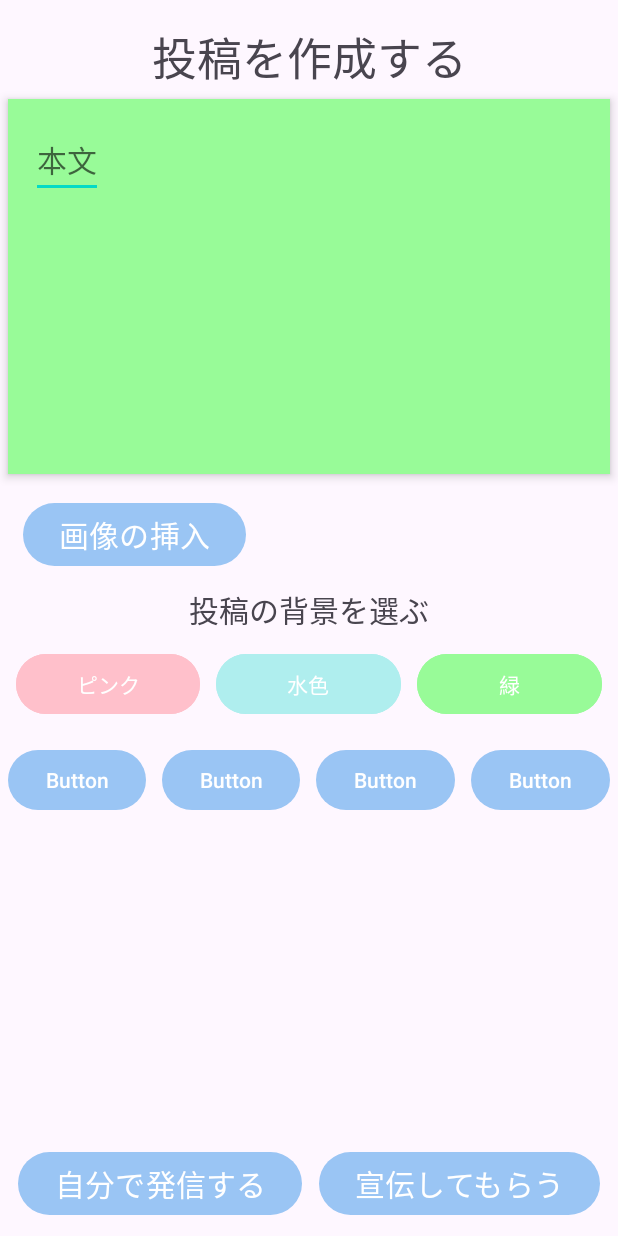
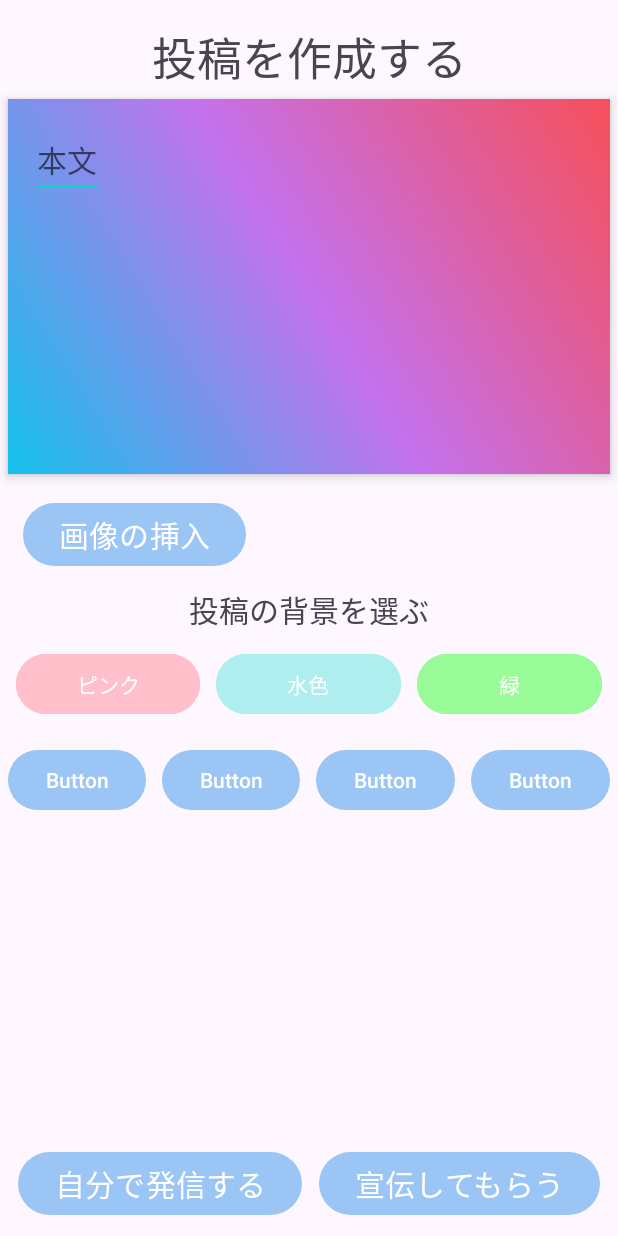
Before and after one commit to nozomi-terasawa/BluetoothMatchingApp, an Android app: the CreatePostFragment screen opened through its navigation route, after a tap on "画像の挿入", on a phone screen of 412 x 824 dp. Run offline under Robolectric (Android 15) with nearby library versions, the phone set to English and light mode, and no system bars; our stand-ins replace Firebase (no records; nobody signed in at launch, a user with empty details on screens opened directly); 2 statements that could not run were skipped; 3 other taps on this screen came first.

Commit message:
名前をタップすると、すべてのFragmentからプロフィールに遷移できるようにした

```diff
--- a/app/src/main/java/com/example/bluettoothmatching/bluetooth/BlutoothBK.kt
+++ b/app/src/main/java/com/example/bluettoothmatching/bluetooth/BlutoothBK.kt
@@ -63,6 +63,7 @@ class BlutoothBK : Service() {
                     MacAddressList.add("3C:01:EF:0e:ee:e3")
                     MacAddressList.add("12:34:56:78:9")
                     tmpList.value = MacAddressList.filterNotNull().distinct().toMutableList()
+                    Log.d("tmpList", tmpList.toString())
                     return
                 }
                 BluetoothAdapter.ACTION_DISCOVERY_FINISHED ->{
--- a/app/src/main/java/com/example/bluettoothmatching/fragment/CreatePostFragment.kt
+++ b/app/src/main/java/com/example/bluettoothmatching/fragment/CreatePostFragment.kt
@@ -72,6 +72,12 @@ class CreatePostFragment : Fragment() {
             color = "98FB98"
             selectColorFlag = true
             binding.cardView.setBackgroundColor(Color.parseColor("#98FB98"))
+        }
+
+        binding.gradientButton1.setOnClickListener {
+            color = "gradient1"
+            selectColorFlag = true
+            binding.cardView.setBackgroundResource(R.drawable.gradient)
         }
 
         binding.postButton.setOnClickListener {
--- a/app/src/main/java/com/example/bluettoothmatching/fragment/PastProfileListFragment.kt
+++ b/app/src/main/java/com/example/bluettoothmatching/fragment/PastProfileListFragment.kt
@@ -41,12 +41,13 @@ class PastProfileListFragment : Fragment() {
         // itemListAdapter.submitList(allList)
         //fireStore.getData(itemListAdapter, this)
 
+
+
         val tasks = mutableListOf<Task<QuerySnapshot>>()
 
         val allPostRef = db.collection("allPost")
         val allPostList = mutableListOf<Post>()
         val task = allPostRef
-            .orderBy("createTime")
             .get()
             .addOnSuccessListener { document ->
                 for (documentSnapshot in document.documents) {
--- /dev/null
+++ b/app/src/main/res/drawable/gradient.xml
@@ -0,0 +1,11 @@
+<?xml version="1.0" encoding="utf-8"?>
+<shape xmlns:android="http://schemas.android.com/apk/res/android">
+
+<gradient
+    android:startColor="@color/start_color_1"
+    android:centerColor="@color/mid_color_1"
+    android:endColor="@color/end_color_1"
+    android:angle="45" />
+
+
+</shape>
--- a/app/src/main/res/layout/fragment_create_post.xml
+++ b/app/src/main/res/layout/fragment_create_post.xml
@@ -5,7 +5,8 @@
     android:layout_width="match_parent"
     android:layout_height="match_parent"
     xmlns:app="http://schemas.android.com/apk/res-auto"
-    tools:context=".fragment.CreatePostFragment">
+    tools:context=".fragment.CreatePostFragment"
+    >
 
     <TextView
         android:id="@+id/create_post"
@@ -152,7 +153,7 @@
             android:layout_height="match_parent">
 
             <Button
-                android:id="@+id/hosizora_button"
+                android:id="@+id/gradient_button1"
                 android:layout_width="wrap_content"
                 android:layout_height="wrap_content"
                 android:text="Button"
--- a/app/src/main/res/layout/repost_ads_item.xml
+++ b/app/src/main/res/layout/repost_ads_item.xml
@@ -6,7 +6,7 @@
     android:layout_height="wrap_content"
     android:layout_margin="5dp"
     android:theme="@style/Theme.MaterialComponents.Light"
-    app:cardCornerRadius="4dp"
+    app:cardCornerRadius="10dp"
     app:cardElevation="4dp">
 
     <androidx.constraintlayout.widget.ConstraintLayout
--- a/app/src/main/res/navigation/nav_graph.xml
+++ b/app/src/main/res/navigation/nav_graph.xml
@@ -30,6 +30,9 @@
         <action
             android:id="@+id/action_pastProfileListFragment_to_profileListFragment"
             app:destination="@id/profileListFragment" />
+        <action
+            android:id="@+id/action_pastProfileListFragment_to_yourProfileDetailFragment"
+            app:destination="@id/yourProfileDetailFragment" />
     </fragment>
     <fragment
         android:id="@+id/profileListFragment"
@@ -51,6 +54,9 @@
         <action
             android:id="@+id/action_profileListFragment_to_advertiseListFragment"
             app:destination="@id/advertiseListFragment" />
+        <action
+            android:id="@+id/action_profileListFragment_to_yourProfileDetailFragment"
+            app:destination="@id/yourProfileDetailFragment" />
     </fragment>
     <fragment
         android:id="@+id/createProfileFragment"
@@ -82,6 +88,19 @@
         android:id="@+id/advertiseListFragment"
         android:name="com.example.bluettoothmatching.fragment.AdvertiseListFragment"
         android:label="fragment_advertise_list"
-        tools:layout="@layout/fragment_advertise_list" />
+        tools:layout="@layout/fragment_advertise_list" >
+        <action
+            android:id="@+id/action_advertiseListFragment_to_yourProfileDetailFragment"
+            app:destination="@id/yourProfileDetailFragment" />
+    </fragment>
+    <fragment
+        android:id="@+id/yourProfileDetailFragment"
+        android:name="com.example.bluettoothmatching.fragment.YourProfileDetailFragment"
+        android:label="fragment_your_profile_detail"
+        tools:layout="@layout/fragment_your_profile_detail" >
+        <argument
+            android:name="uid"
+            app:argType="string" />
+    </fragment>
 
 </navigation>
--- a/app/src/main/res/values/colors.xml
+++ b/app/src/main/res/values/colors.xml
@@ -7,4 +7,8 @@
     <color name="back">#A7ECEE</color>
     <color name="colore">#FFEEBB</color>
 
+    <color name="start_color_1">#12C2E9</color>
+    <color name="mid_color_1">#C471ED</color>
+    <color name="end_color_1">#F64F59</color>
+
 </resources>
```
Also changed, not shown: app/src/main/java/com/example/bluettoothmatching/adapter/AdvertiseAdapter.kt (+8 -0 lines), app/src/main/java/com/example/bluettoothmatching/adapter/ItemListAdapter.kt (+42 -3 lines), app/src/main/java/com/example/bluettoothmatching/fragment/YourProfileDetailFragment.kt (added, +102 -0 lines), app/src/main/res/layout/fragment_your_profile_detail.xml (added, +44 -0 lines), app/src/main/res/drawable/hosizora.png (deleted), app/src/main/res/drawable/img_20230412_201355.jpg (deleted).
